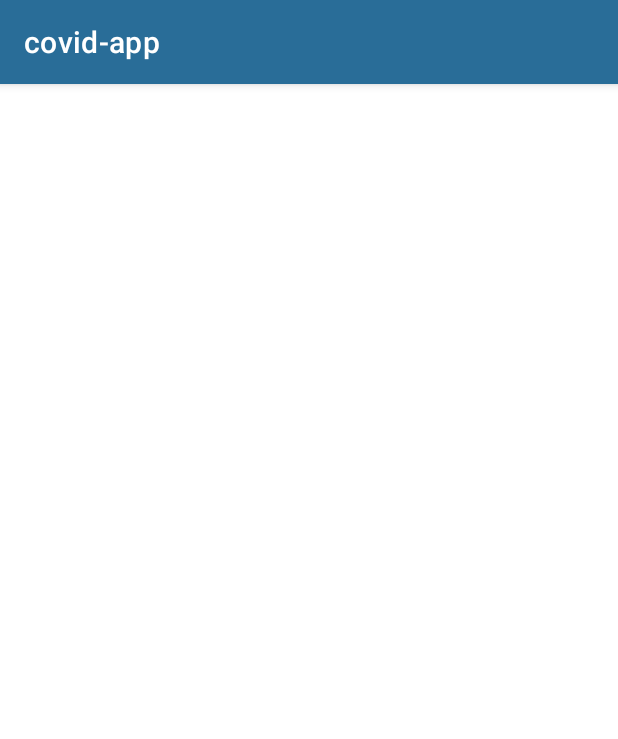
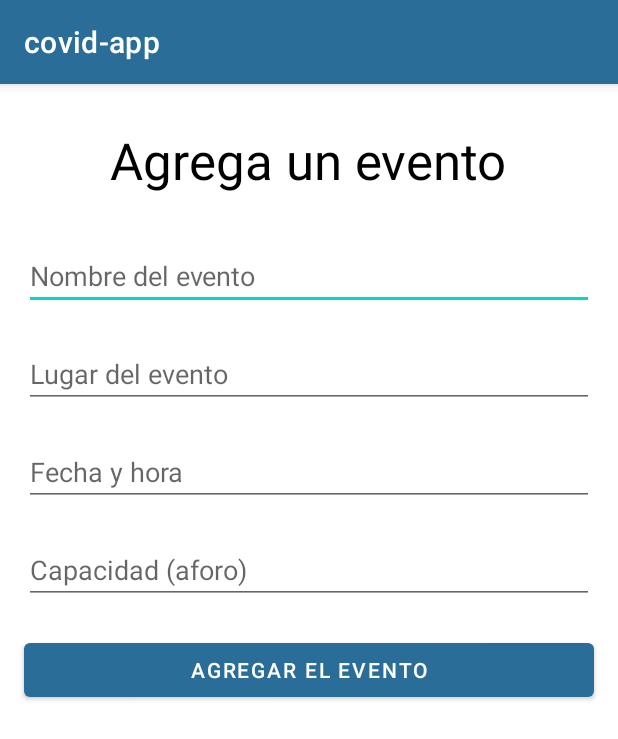
Before and after one commit to albertoor/covid-app, an Android app: the AddEvent screen opened directly, with no data from a screen before it, on a phone screen of 412 x 824 dp. Shown: the top 739 px of the screen. Run offline under Robolectric (Android 15) with nearby library versions, the phone set to English and light mode, and no system bars; our stand-ins replace Firebase (no records; nobody signed in at launch, a user with empty details on screens opened directly).

```diff
--- a/app/src/main/java/com/albertoornelas/covid_app/AddEvent.java
+++ b/app/src/main/java/com/albertoornelas/covid_app/AddEvent.java
@@ -1,14 +1,74 @@
 package com.albertoornelas.covid_app;
 
+import androidx.annotation.NonNull;
 import androidx.appcompat.app.AppCompatActivity;
 
 import android.os.Bundle;
+import android.util.Log;
+import android.view.View;
+import android.widget.Button;
+import android.widget.TextView;
+
+import com.google.android.gms.tasks.OnFailureListener;
+import com.google.android.gms.tasks.OnSuccessListener;
+import com.google.firebase.firestore.FirebaseFirestore;
+
+import org.w3c.dom.Text;
+
+import java.util.HashMap;
+import java.util.Map;
 
 public class AddEvent extends AppCompatActivity {
+
+    private TextView nameTxt;
+    private TextView placeTxt;
+    private TextView timestampTxt;
+    private TextView aforoNum;
+    private Button btnAddEvent;
+    private FirebaseFirestore db;
+
+    private static final String TAG = "Add Event";
+    public static final String DOCUMENT_ID = "document_id";
+
 
     @Override
     protected void onCreate(Bundle savedInstanceState) {
         super.onCreate(savedInstanceState);
         setContentView(R.layout.activity_add_event);
+
+        nameTxt = findViewById(R.id.nameTxtAdd);
+        placeTxt = findViewById(R.id.placeTxtAdd);
+        timestampTxt = findViewById(R.id.placeTxtAdd);
+        aforoNum = findViewById(R.id.aforoTxtAdd);
+        btnAddEvent = (Button) findViewById(R.id.btnAddEvent);
+        db = FirebaseFirestore.getInstance();
+
+        btnAddEvent.setOnClickListener(new View.OnClickListener() {
+            @Override
+            public void onClick(View view) {
+                Event event = new Event(nameTxt.getText().toString(),
+                        placeTxt.getText().toString(),
+                        timestampTxt.getText().toString(),
+                        Integer.parseInt(aforoNum.getText().toString()));
+
+                db.collection("events").document().set(event).addOnSuccessListener(new OnSuccessListener<Void>() {
+                    @Override
+                    public void onSuccess(Void unused) {
+
+                        Log.d(TAG, "Evento agreado");
+                        nameTxt.setText("");
+                        placeTxt.setText("");
+                        timestampTxt.setText("");
+                        aforoNum.setText("");
+                    }
+                }).addOnFailureListener(new OnFailureListener() {
+                    @Override
+                    public void onFailure(@NonNull Exception e) {
+                        Log.w(TAG, "Error al agregar el evento", e);
+                    }
+                });
+            }
+        });
+
     }
 }
--- a/app/src/main/res/layout/activity_add_event.xml
+++ b/app/src/main/res/layout/activity_add_event.xml
@@ -6,4 +6,89 @@
     android:layout_height="match_parent"
     tools:context=".AddEvent">
 
+    <TextView
+        android:id="@+id/textView2"
+        android:layout_width="wrap_content"
+        android:layout_height="wrap_content"
+        android:layout_marginTop="28dp"
+        android:text="Agrega un evento"
+        android:textColor="@color/black"
+        android:textSize="34sp"
+        app:layout_constraintEnd_toEndOf="parent"
+        app:layout_constraintHorizontal_bias="0.496"
+        app:layout_constraintStart_toStartOf="parent"
+        app:layout_constraintTop_toTopOf="parent" />
+
+    <EditText
+        android:id="@+id/nameTxtAdd"
+        android:layout_width="match_parent"
+        android:layout_height="wrap_content"
+        android:layout_marginStart="16dp"
+        android:layout_marginTop="32dp"
+        android:layout_marginEnd="16dp"
+        android:ems="10"
+        android:hint="Nombre del evento"
+        android:inputType="textPersonName"
+        app:layout_constraintEnd_toEndOf="parent"
+        app:layout_constraintHorizontal_bias="0.497"
+        app:layout_constraintStart_toStartOf="parent"
+        app:layout_constraintTop_toBottomOf="@+id/textView2" />
+
+    <EditText
+        android:id="@+id/placeTxtAdd"
+        android:layout_width="match_parent"
+        android:layout_height="wrap_content"
+        android:layout_marginStart="16dp"
+        android:layout_marginTop="20dp"
+        android:layout_marginEnd="16dp"
+        android:ems="10"
+        android:hint="Lugar del evento"
+        android:inputType="textPersonName"
+        app:layout_constraintEnd_toEndOf="parent"
+        app:layout_constraintHorizontal_bias="0.497"
+        app:layout_constraintStart_toStartOf="parent"
+        app:layout_constraintTop_toBottomOf="@+id/nameTxtAdd" />
+
+    <EditText
+        android:id="@+id/timestampTxtAdd"
+        android:layout_width="match_parent"
+        android:layout_height="wrap_content"
+        android:layout_marginStart="16dp"
+        android:layout_marginTop="20dp"
+        android:layout_marginEnd="16dp"
+        android:ems="10"
+        android:hint="Fecha y hora"
+        android:inputType="textPersonName"
+        app:layout_constraintEnd_toEndOf="parent"
+        app:layout_constraintHorizontal_bias="0.497"
+        app:layout_constraintStart_toStartOf="parent"
+        app:layout_constraintTop_toBottomOf="@+id/placeTxtAdd" />
+
+    <EditText
+        android:id="@+id/aforoTxtAdd"
+        android:layout_width="match_parent"
+        android:layout_height="wrap_content"
+        android:layout_marginStart="16dp"
+        android:layout_marginTop="20dp"
+        android:layout_marginEnd="16dp"
+        android:ems="10"
+        android:hint="Capacidad (aforo)"
+        android:inputType="number"
+        app:layout_constraintEnd_toEndOf="parent"
+        app:layout_constraintStart_toStartOf="parent"
+        app:layout_constraintTop_toBottomOf="@+id/timestampTxtAdd" />
+
+    <Button
+        android:id="@+id/btnAddEvent"
+        android:layout_width="match_parent"
+        android:layout_height="wrap_content"
+        android:layout_marginStart="16dp"
+        android:layout_marginTop="20dp"
+        android:layout_marginEnd="16dp"
+        android:text="Agregar el evento"
+        app:layout_constraintEnd_toEndOf="parent"
+        app:layout_constraintHorizontal_bias="0.498"
+        app:layout_constraintStart_toStartOf="parent"
+        app:layout_constraintTop_toBottomOf="@+id/aforoTxtAdd" />
+
 </androidx.constraintlayout.widget.ConstraintLayout>
```
Also changed, not shown: app/src/main/java/com/albertoornelas/covid_app/Event.java (added, +55 -0 lines), app/src/main/java/com/albertoornelas/covid_app/EventAdapter.java (added, +117 -0 lines), app/src/main/java/com/albertoornelas/covid_app/HomeActivity.java (+8 -17 lines), app/src/main/res/layout/event_list_row.xml (added, +84 -0 lines), 1 other file.
